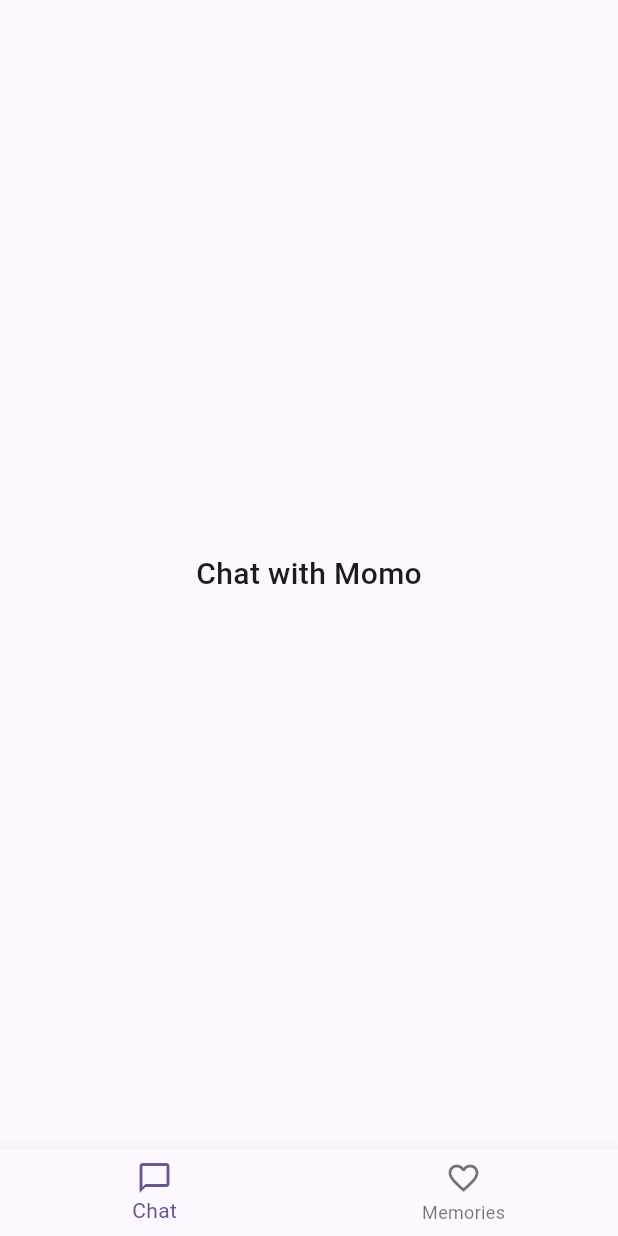
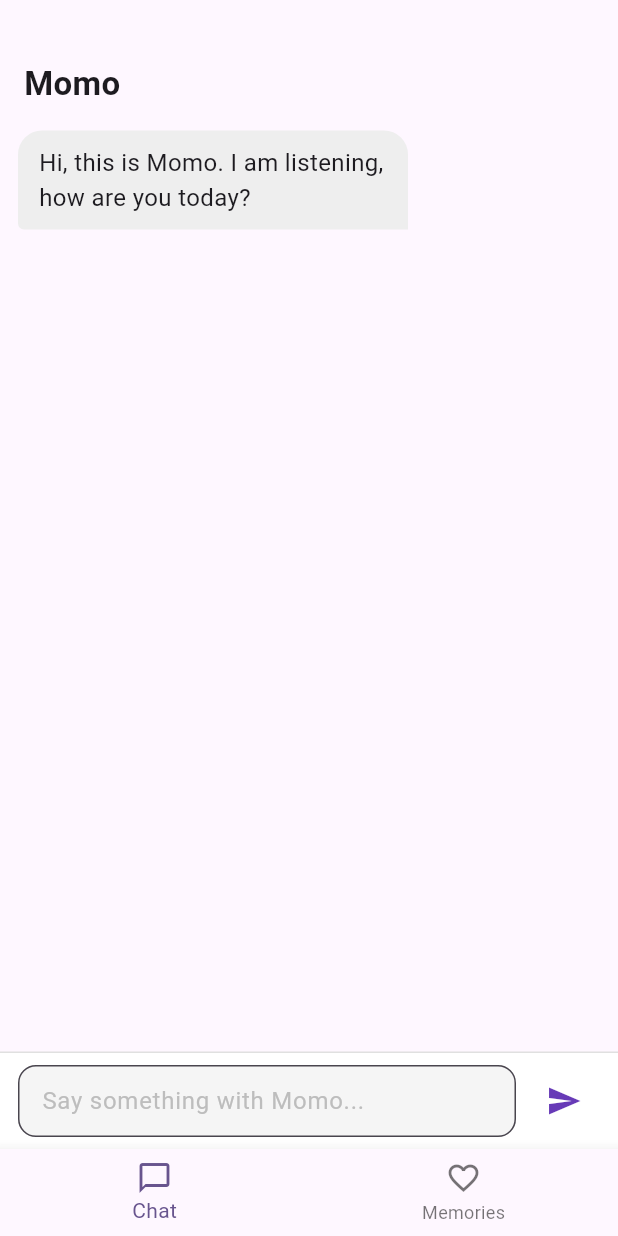
Before and after one commit to Melissa-Shao/Momo-Chat, a Flutter app: the screen it shows after launch, on a phone screen of 412 x 824 dp. Run offline on Flutter 3.47's test engine with Material 3 defaults, Android fonts, the light colour scheme and no system bars.

Commit message:
Implement the feature that user and fake AI can chat on Chat page

```diff
--- a/lib/chat_screen.dart
+++ b/lib/chat_screen.dart
@@ -1,15 +1,182 @@
 import 'package:flutter/material.dart';
 
-class ChatScreen extends StatelessWidget {
+class ChatScreen extends StatefulWidget {
   const ChatScreen({super.key});
 
   @override
-  Widget build(BuildContext context) {
-    return const Center(
-      child: Text(
-        "Chat with Momo",
-        style: TextStyle(fontSize: 20, fontWeight: FontWeight.w500),
+  State<ChatScreen> createState() => _ChatScreenState();
+}
+
+class ChatMessage {
+  final String sender; // the user or the AI
+  final String text;
+
+  ChatMessage({
+    required this.sender,
+    required this.text,
+  });
+}
+
+class _ChatScreenState extends State<ChatScreen> {
+  // chat message lists (right now store in memory)
+  final List<ChatMessage> _messages = [
+    ChatMessage(sender: "ai", text: "Hi, this is Momo. I am listening, how are you today?"),
+  ];
+  // TextField controller, use for getting the context from the input
+  final TextEditingController _textController = TextEditingController();
+  // scrollable control
+  final ScrollController _scrollController = ScrollController();
+
+  // Function call for user send message
+  void _handleSend() {
+    final text = _textController.text.trim();
+    if (text.isEmpty) return;
+
+    // 1. add this user message into _messages list
+    setState(() {
+      _messages.add(ChatMessage(sender: "user", text: text));
+    });
+    // clear the input field
+    _textController.clear();
+    // 2. auto create a fake AI reply
+    _fakeAIReply(text);
+    // 3. scroll to the bottom
+    _scrollToBottomSoon();
+  }
+
+  // Function call for simulating AI reply
+  void _fakeAIReply(String userText) {
+    final reply = "I see. You just said \"$userText\". Can you talk more about it?";
+
+    // 1. add this AI message into _messages list
+    setState(() {
+      _messages.add(ChatMessage(sender: "ai", text: reply));
+    });
+    // 2. scroll to the bottom
+    _scrollToBottomSoon();
+  }
+
+  // Helper Function call for auto scroll the chat to the bottom
+  void _scrollToBottomSoon() {
+    WidgetsBinding.instance.addPostFrameCallback((_) {
+      if (_scrollController.hasClients) {
+        _scrollController.animateTo(
+            _scrollController.position.maxScrollExtent + 80,
+            duration: const Duration(milliseconds: 300),
+            curve:Curves.easeOut,
+        );
+      }
+    });
+  }
+
+  // UI bubble of a single message
+  Widget _buildMessageBubble(ChatMessage msg) {
+    final isUser = msg.sender == "user";
+
+    return Align(
+      alignment: isUser ? Alignment.centerRight : Alignment.centerLeft,
+
+      child: Container(
+        padding: const EdgeInsets.symmetric(vertical: 10, horizontal: 14),
+        margin: const EdgeInsets.symmetric(vertical: 4, horizontal: 12),
+        constraints: const BoxConstraints(maxWidth: 260),
+        decoration: BoxDecoration(
+          color: isUser ? Colors.deepPurple.shade100 : Colors.grey.shade200,
+          borderRadius: BorderRadius.only(
+            topLeft: const Radius.circular(16),
+            topRight: const Radius.circular(16),
+            bottomLeft: isUser
+              ? const Radius.circular(16)
+              : const Radius.circular(4),
+          ),
+        ),
+        child: Text(
+          msg.text,
+          style: const TextStyle(fontSize: 16),
+        ),
       ),
     );
   }
+
+  // UI of chat message list area
+  Widget _buildMessagesList() {
+    return Expanded(
+        child: ListView.builder(
+          controller: _scrollController,
+          itemCount: _messages.length,
+          itemBuilder: (context, index) {
+            final msg = _messages[index];
+            return _buildMessageBubble(msg);
+          },
+        ),
+    );
+  }
+
+  // UI for the input field and send button
+  Widget _buildInputArea() {
+    return SafeArea(
+      top: false,
+      child: Container(
+        padding: const EdgeInsets.symmetric(horizontal: 12, vertical: 8),
+        decoration: BoxDecoration(
+          border: Border(
+            top: BorderSide(color: Colors.grey.shade300),
+          ),
+          color: Colors.white,
+        ),
+        child: Row(
+          children: [
+            Expanded(
+                child: TextField(
+                  controller: _textController,
+                  textInputAction: TextInputAction.send,
+                  onSubmitted: (_) => _handleSend(),
+                  decoration: InputDecoration(
+                    hintText: "Say something with Momo...",
+                    hintStyle: TextStyle(
+                      color: Colors.grey.shade400,
+                    ),
+                    filled: true,
+                    fillColor: Colors.grey.shade100,
+                    contentPadding: const EdgeInsets.symmetric(horizontal: 12, vertical: 10),
+                    border: OutlineInputBorder(
+                      borderRadius: BorderRadius.circular(12),
+                      borderSide: BorderSide(color: Colors.grey.shade400),
+                    ),
+                  ),
+                ),
+            ),
+            const SizedBox(width: 8),
+            // Send button
+            IconButton(
+                onPressed: _handleSend,
+                icon: const Icon(Icons.send),
+              color: Colors.deepPurple,
+            ),
+          ],
+        ),
+      ),
+    );
+  }
+
+  @override
+  Widget build(BuildContext context) {
+    return Column(
+      children: [
+        Container(
+          padding: const EdgeInsets.fromLTRB(16, 40, 16, 12),
+          alignment: Alignment.centerLeft,
+          child: const Text(
+            "Momo",
+            style: TextStyle(
+              fontSize: 22,
+              fontWeight: FontWeight.w600,
+            ),
+          ),
+        ),
+        _buildMessagesList(),
+        _buildInputArea(),
+      ],
+    );
+  }
 }
```
